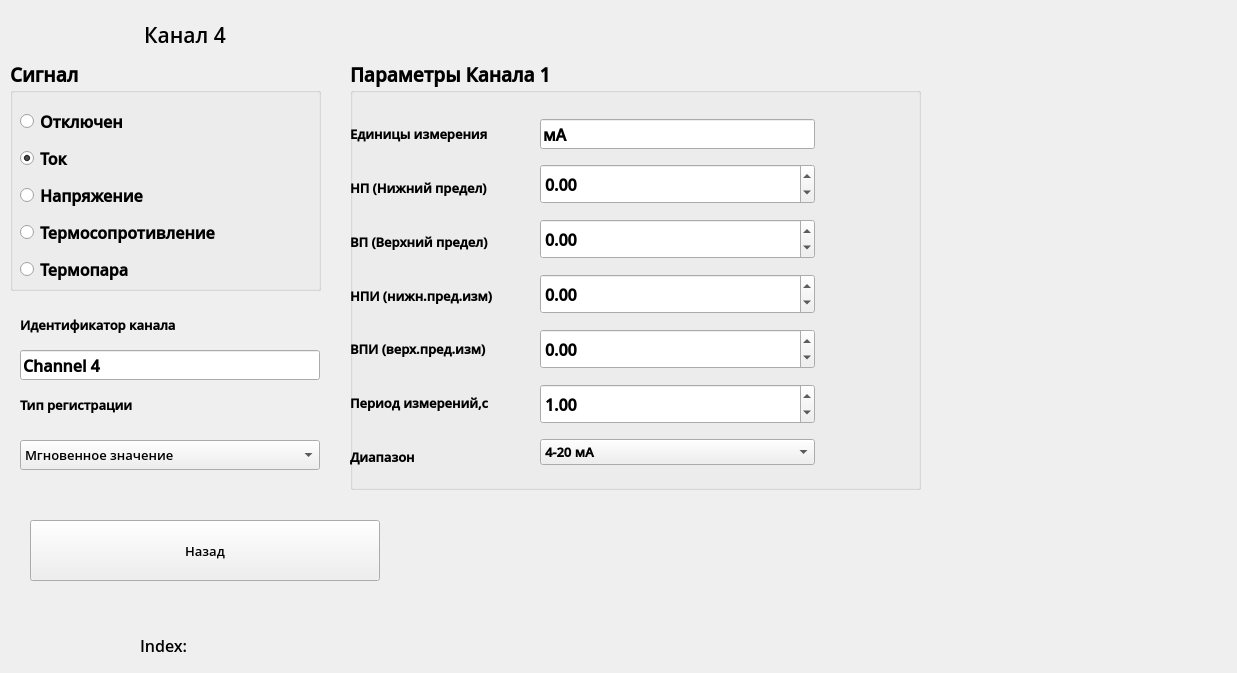
Old version of the form stackedoptions.ui in the repository tomyqg/topaz-m.
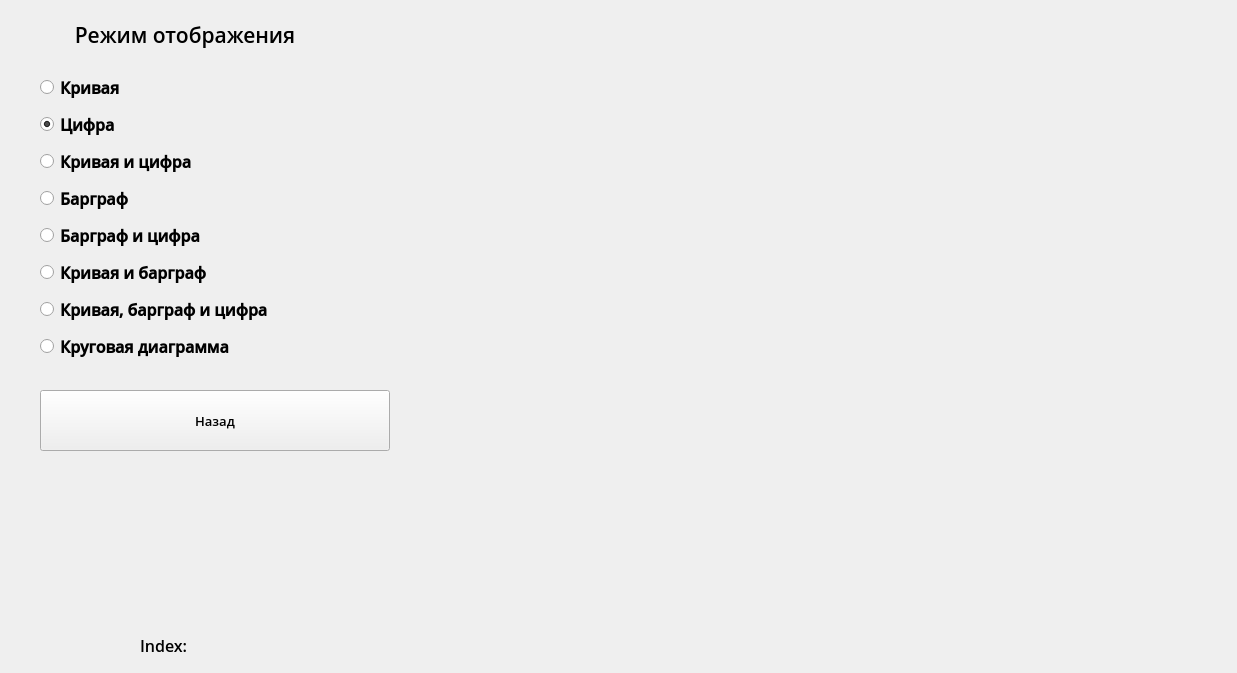
New version of the form. The open tabs and pages were chosen to show the change.

```diff
--- a/stackedoptions.ui
+++ b/stackedoptions.ui
@@ -3639,7 +3639,7 @@
        <rect>
         <x>0</x>
         <y>50</y>
-        <width>190</width>
+        <width>196</width>
         <height>371</height>
        </rect>
       </property>
@@ -3677,7 +3677,7 @@
           </font>
          </property>
          <property name="text">
-          <string>НП (Нижний предел)</string>
+          <string>Начало поддиапазона</string>
          </property>
         </widget>
        </item>
@@ -3692,7 +3692,7 @@
           </font>
          </property>
          <property name="text">
-          <string>ВП (Верхний предел)</string>
+          <string>Конец поддиапазона</string>
          </property>
         </widget>
        </item>
@@ -3707,7 +3707,7 @@
           </font>
          </property>
          <property name="text">
-          <string>НПИ (нижн.пред.изм)</string>
+          <string>Начало диапазона</string>
          </property>
         </widget>
        </item>
@@ -3722,7 +3722,7 @@
           </font>
          </property>
          <property name="text">
-          <string>ВПИ (верх.пред.изм)</string>
+          <string>Конец диапазона</string>
          </property>
         </widget>
        </item>
@@ -3870,6 +3870,317 @@
      </property>
     </widget>
    </widget>
+   <widget class="QWidget" name="RegimOtobragenia">
+    <widget class="QLabel" name="label_58">
+     <property name="geometry">
+      <rect>
+       <x>0</x>
+       <y>0</y>
+       <width>350</width>
+       <height>50</height>
+      </rect>
+     </property>
+     <property name="font">
+      <font>
+       <family>Open Sans Semibold</family>
+       <pointsize>16</pointsize>
+      </font>
+     </property>
+     <property name="text">
+      <string>Режим отображения</string>
+     </property>
+     <property name="alignment">
+      <set>Qt::AlignCenter</set>
+     </property>
+    </widget>
+    <widget class="QWidget" name="layoutWidget_14">
+     <property name="geometry">
+      <rect>
+       <x>30</x>
+       <y>60</y>
+       <width>341</width>
+       <height>301</height>
+      </rect>
+     </property>
+     <layout class="QVBoxLayout" name="verticalLayout_16">
+      <property name="spacing">
+       <number>5</number>
+      </property>
+      <item>
+       <widget class="QRadioButton" name="SetTrendsBtn">
+        <property name="minimumSize">
+         <size>
+          <width>0</width>
+          <height>0</height>
+         </size>
+        </property>
+        <property name="font">
+         <font>
+          <family>Open Sans Semibold</family>
+          <pointsize>12</pointsize>
+          <weight>75</weight>
+          <bold>true</bold>
+         </font>
+        </property>
+        <property name="text">
+         <string>Кривая</string>
+        </property>
+        <property name="checked">
+         <bool>false</bool>
+        </property>
+       </widget>
+      </item>
+      <item>
+       <widget class="QRadioButton" name="SetCyfraBtn">
+        <property name="minimumSize">
+         <size>
+          <width>0</width>
+          <height>0</height>
+         </size>
+        </property>
+        <property name="font">
+         <font>
+          <family>Open Sans Semibold</family>
+          <pointsize>12</pointsize>
+          <weight>75</weight>
+          <bold>true</bold>
+         </font>
+        </property>
+        <property name="text">
+         <string>Цифра</string>
+        </property>
+        <property name="checked">
+         <bool>true</bool>
+        </property>
+       </widget>
+      </item>
+      <item>
+       <widget class="QRadioButton" name="SetTrendsCyfraBtn">
+        <property name="minimumSize">
+         <size>
+          <width>0</width>
+          <height>0</height>
+         </size>
+        </property>
+        <property name="font">
+         <font>
+          <family>Open Sans Semibold</family>
+          <pointsize>12</pointsize>
+          <weight>75</weight>
+          <bold>true</bold>
+         </font>
+        </property>
+        <property name="text">
+         <string>Кривая и цифра</string>
+        </property>
+        <property name="checked">
+         <bool>false</bool>
+        </property>
+       </widget>
+      </item>
+      <item>
+       <widget class="QRadioButton" name="SetBarsBtn">
+        <property name="font">
+         <font>
+          <family>Open Sans Semibold</family>
+          <pointsize>12</pointsize>
+          <weight>75</weight>
+          <bold>true</bold>
+         </font>
+        </property>
+        <property name="text">
+         <string>Барграф</string>
+        </property>
+        <property name="checked">
+         <bool>false</bool>
+        </property>
+       </widget>
+      </item>
+      <item>
+       <widget class="QRadioButton" name="SetBarsCyfraBtn">
+        <property name="font">
+         <font>
+          <family>Open Sans Semibold</family>
+          <pointsize>12</pointsize>
+          <weight>75</weight>
+          <bold>true</bold>
+         </font>
+        </property>
+        <property name="text">
+         <string>Барграф и цифра</string>
+        </property>
+        <property name="checked">
+         <bool>false</bool>
+        </property>
+       </widget>
+      </item>
+      <item>
+       <widget class="QRadioButton" name="SetTrendsBarsBtn">
+        <property name="font">
+         <font>
+          <family>Open Sans Semibold</family>
+          <pointsize>12</pointsize>
+          <weight>75</weight>
+          <bold>true</bold>
+         </font>
+        </property>
+        <property name="text">
+         <string>Кривая и барграф</string>
+        </property>
+       </widget>
+      </item>
+      <item>
+       <widget class="QRadioButton" name="SetTrendsBarsCyfraBtn">
+        <property name="font">
+         <font>
+          <family>Open Sans Semibold</family>
+          <pointsize>12</pointsize>
+          <weight>75</weight>
+          <bold>true</bold>
+         </font>
+        </property>
+        <property name="text">
+         <string>Кривая, барграф и цифра</string>
+        </property>
+       </widget>
+      </item>
+      <item>
+       <widget class="QRadioButton" name="SetPolarBtn">
+        <property name="font">
+         <font>
+          <family>Open Sans Semibold</family>
+          <pointsize>12</pointsize>
+          <weight>75</weight>
+          <bold>true</bold>
+         </font>
+        </property>
+        <property name="text">
+         <string>Круговая диаграмма</string>
+        </property>
+       </widget>
+      </item>
+     </layout>
+    </widget>
+    <widget class="QPushButton" name="pushButton_36">
+     <property name="geometry">
+      <rect>
+       <x>30</x>
+       <y>380</y>
+       <width>350</width>
+       <height>61</height>
+      </rect>
+     </property>
+     <property name="font">
+      <font>
+       <family>Open Sans Semibold</family>
+       <pointsize>10</pointsize>
+      </font>
+     </property>
+     <property name="text">
+      <string>Назад</string>
+     </property>
+    </widget>
+   </widget>
+   <widget class="QWidget" name="Prilogenia">
+    <widget class="QLabel" name="label_67">
+     <property name="geometry">
+      <rect>
+       <x>0</x>
+       <y>0</y>
+       <width>350</width>
+       <height>50</height>
+      </rect>
+     </property>
+     <property name="font">
+      <font>
+       <family>Open Sans Semibold</family>
+       <pointsize>16</pointsize>
+      </font>
+     </property>
+     <property name="text">
+      <string>Приложения</string>
+     </property>
+     <property name="alignment">
+      <set>Qt::AlignCenter</set>
+     </property>
+    </widget>
+    <widget class="QPushButton" name="pushButton_37">
+     <property name="geometry">
+      <rect>
+       <x>0</x>
+       <y>60</y>
+       <width>350</width>
+       <height>61</height>
+      </rect>
+     </property>
+     <property name="font">
+      <font>
+       <family>Open Sans Semibold</family>
+       <pointsize>10</pointsize>
+      </font>
+     </property>
+     <property name="text">
+      <string>Математика</string>
+     </property>
+    </widget>
+    <widget class="QPushButton" name="pushButton_38">
+     <property name="geometry">
+      <rect>
+       <x>0</x>
+       <y>180</y>
+       <width>350</width>
+       <height>61</height>
+      </rect>
+     </property>
+     <property name="font">
+      <font>
+       <family>Open Sans Semibold</family>
+       <pointsize>10</pointsize>
+      </font>
+     </property>
+     <property name="text">
+      <string>Предел. значения</string>
+     </property>
+    </widget>
+    <widget class="QPushButton" name="pushButton_40">
+     <property name="geometry">
+      <rect>
+       <x>0</x>
+       <y>120</y>
+       <width>350</width>
+       <height>61</height>
+      </rect>
+     </property>
+     <property name="font">
+      <font>
+       <family>Open Sans Semibold</family>
+       <pointsize>10</pointsize>
+      </font>
+     </property>
+     <property name="text">
+      <string>Анализ сигнала</string>
+     </property>
+    </widget>
+    <widget class="QPushButton" name="pushButton_39">
+     <property name="geometry">
+      <rect>
+       <x>0</x>
+       <y>240</y>
+       <width>350</width>
+       <height>61</height>
+      </rect>
+     </property>
+     <property name="font">
+      <font>
+       <family>Open Sans Semibold</family>
+       <pointsize>10</pointsize>
+      </font>
+     </property>
+     <property name="text">
+      <string>Назад</string>
+     </property>
+    </widget>
+   </widget>
   </widget>
   <widget class="QLabel" name="indexLabel">
    <property name="geometry">
```
Left out of the diff: 433 changed lines with no effect on the pictures.
